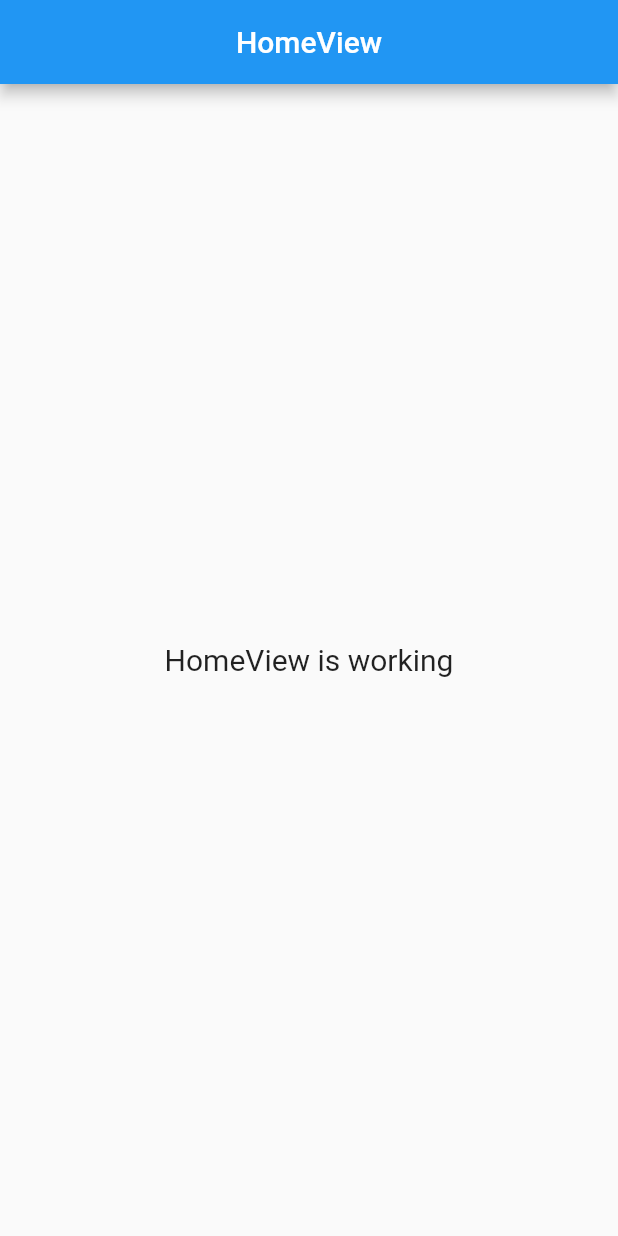
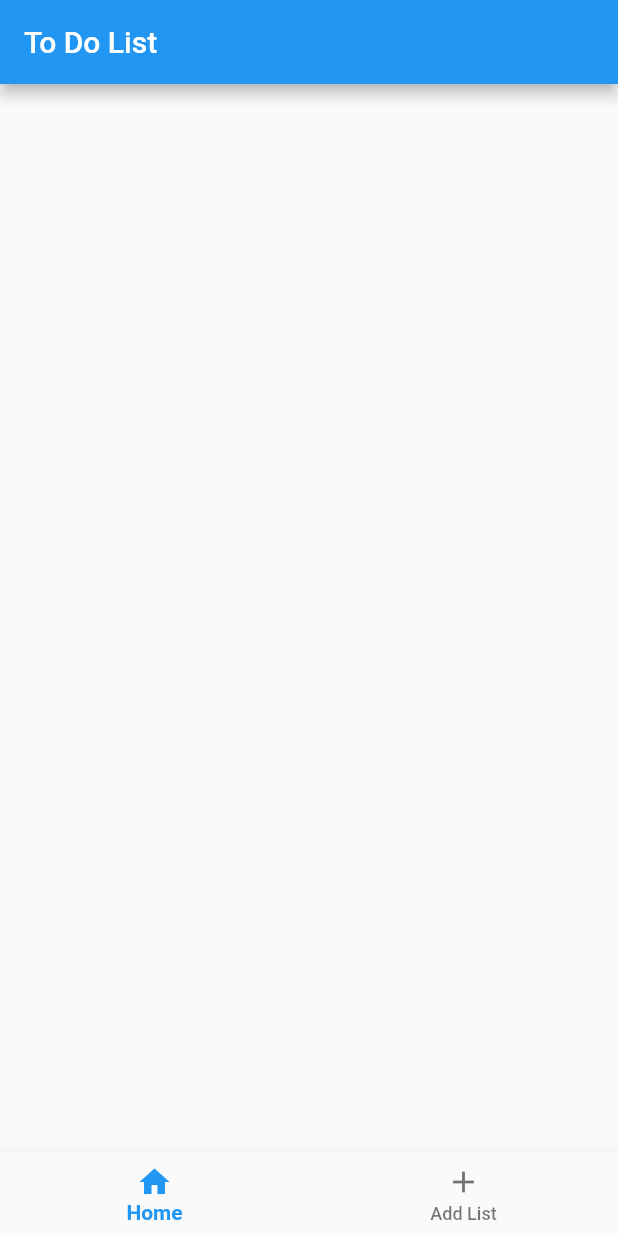
Before and after one commit to Fazaa0702/todolist, a Flutter app: the screen it shows after launch, on a phone screen of 412 x 824 dp. Run offline on Flutter 3.47's test engine with Material 2 defaults, Android fonts, the phone set to English and light mode, and no system bars; our stand-ins replace date_picker_timeline, get.

Commit message:
first commit

```diff
--- /dev/null
+++ b/lib/app/models/home_model.dart
@@ -0,0 +1,3 @@
+class HomeModel {
+
+}
--- /dev/null
+++ b/lib/app/modules/home/controllers/bottom_navbar_controller.dart
@@ -0,0 +1,10 @@
+import 'package:flutter/material.dart';
+import 'package:get/get.dart';
+
+class BottomNavbarController extends GetxController {
+  RxInt selectedIndex = 0.obs;
+
+  void onItemTapped(int index) {
+    selectedIndex.value = index;
+  }
+}
--- /dev/null
+++ b/lib/app/modules/home/views/home/main/home_view.dart
@@ -0,0 +1,47 @@
+import 'package:flutter/material.dart';
+
+import 'package:get/get.dart';
+//import 'package:convex_bottom_bar/convex_bottom_bar.dart';
+import 'package:latihan/app/modules/home/controllers/bottom_navbar_controller.dart';
+
+import '../../../controllers/home_controller.dart';
+import '../section/home_section.dart';
+import '../../todo/main/todo.dart';
+
+class HomeView extends GetView<HomeController> {
+  final BottomNavbarController _controller = Get.put(BottomNavbarController());
+  @override
+  Widget build(BuildContext context) {
+    return MaterialApp(
+        debugShowCheckedModeBanner: false,
+        home: Scaffold(
+          appBar: AppBar(
+            title: Text('To Do List'),
+          ),
+          body: Obx(() {
+            return IndexedStack(
+              index: _controller.selectedIndex.value,
+              children: [
+                HomeSection(),
+                Todo(),
+              ],
+            );
+          }),
+          bottomNavigationBar: Obx(() {
+            return BottomNavigationBar(
+              selectedItemColor: Colors.blue,
+              currentIndex: _controller.selectedIndex.value,
+              onTap: _controller.onItemTapped,
+              items: [
+                BottomNavigationBarItem(icon: Icon(Icons.home), label: "Home"),
+                BottomNavigationBarItem(
+                    icon: Icon(Icons.add), label: "Add List"),
+              ],
+              selectedLabelStyle: TextStyle(fontWeight: FontWeight.bold),
+              unselectedLabelStyle: TextStyle(fontWeight: FontWeight.w500),
+              mouseCursor: MouseCursor.uncontrolled,
+            );
+          }),
+        ));
+  }
+}
--- /dev/null
+++ b/lib/app/modules/home/views/home/section/home_section.dart
@@ -0,0 +1,28 @@
+import 'package:flutter/material.dart';
+import 'package:get/get.dart';
+
+import 'date_section.dart';
+
+class HomeSection extends StatelessWidget {
+  HomeSection({super.key});
+
+  double width = Get.width;
+  double height = Get.height;
+
+  @override
+  Widget build(BuildContext context) {
+    return SizedBox(
+        width: width,
+        height: height,
+        child: SingleChildScrollView(
+          child: Container(
+            color: Color(0xFF8F8F8),
+            padding: const EdgeInsets.only(
+              bottom: 30,
+              right: 20,
+              left: 20,
+            ),
+          ),
+        ));
+  }
+}
--- a/lib/app/modules/home/views/home_view.dart
+++ /dev/null
@@ -1,23 +0,0 @@
-import 'package:flutter/material.dart';
-
-import 'package:get/get.dart';
-
-import '../controllers/home_controller.dart';
-
-class HomeView extends GetView<HomeController> {
-  @override
-  Widget build(BuildContext context) {
-    return Scaffold(
-      appBar: AppBar(
-        title: Text('HomeView'),
-        centerTitle: true,
-      ),
-      body: Center(
-        child: Text(
-          'HomeView is working',
-          style: TextStyle(fontSize: 20),
-        ),
-      ),
-    );
-  }
-}
--- a/lib/app/routes/app_pages.dart
+++ b/lib/app/routes/app_pages.dart
@@ -1,7 +1,7 @@
 import 'package:get/get.dart';
 
 import 'package:latihan/app/modules/home/bindings/home_binding.dart';
-import 'package:latihan/app/modules/home/views/home_view.dart';
+import 'package:latihan/app/modules/home/views/home/main/home_view.dart';
 
 part 'app_routes.dart';
 
--- a/pubspec.yaml
+++ b/pubspec.yaml
@@ -8,6 +8,8 @@ environment:
 dependencies:
   cupertino_icons: ^1.0.2
   get: 4.6.5
+  convex_bottom_bar: 3.2.0
+  date_picker_timeline: 1.2.5
   flutter:
     sdk: flutter
 
```
Also changed, not shown: lib/app/modules/home/views/home/section/date_section.dart (added, +41 -0 lines), lib/app/modules/home/views/todo/main/todo.dart (added, +35 -0 lines), lib/app/modules/home/views/todo/section/button_add_section.dart (added, +44 -0 lines), lib/app/modules/home/views/todo/section/title_todo_section.dart (added, +51 -0 lines), pubspec.lock.
